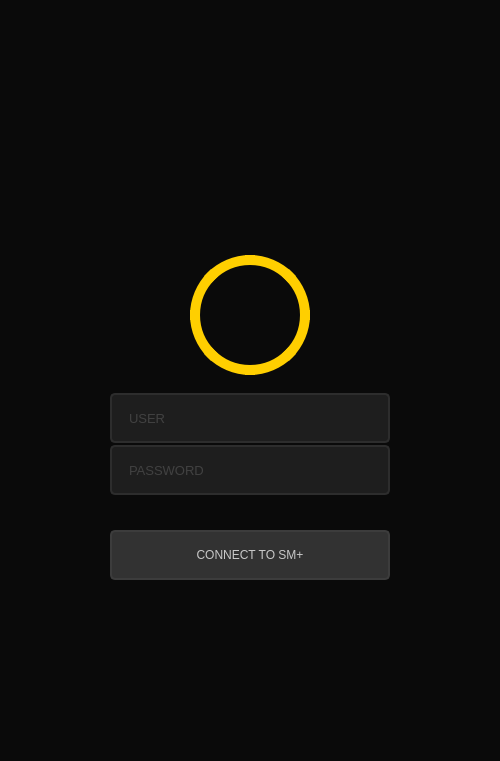
Old version of the form mainwindow.ui in the repository raniaamri/smart_municipality_2A5.
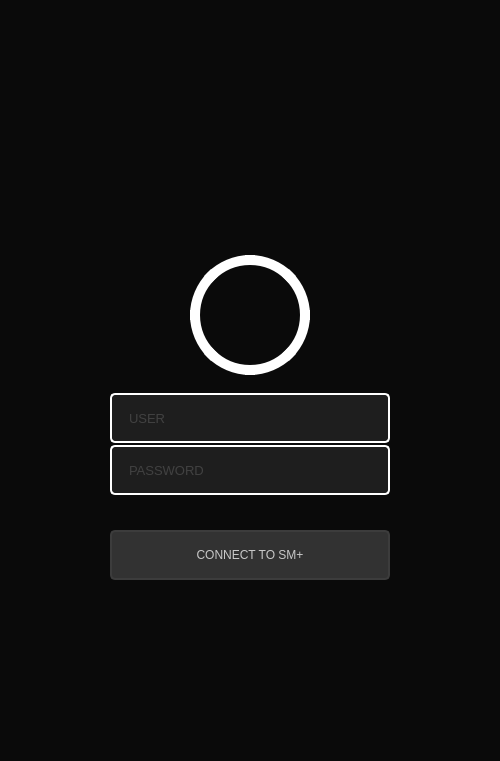
New version of the form. Icons and pictures are not drawn.

What changed in the file:
```diff
--- a/mainwindow.ui
+++ b/mainwindow.ui
@@ -133,7 +133,7 @@
          <string notr="true">QFrame {
 	background-image: url(:/Avatar/Images/avatar.png);
 	border-radius: 60px;
-	border: 10px solid rgb(255, 207, 0);
+	border: 10px solid white;
 	background-position: center;
 }
 QFrame:hover {
@@ -166,7 +166,7 @@
         </property>
         <property name="styleSheet">
          <string notr="true">QLineEdit {
-	border: 2px solid rgb(45, 45, 45);
+	border: 2px solid white;
 	border-radius: 5px;
 	padding: 15px;
 	background-color: rgb(30, 30, 30);	
@@ -204,7 +204,7 @@
         </property>
         <property name="styleSheet">
          <string notr="true">QLineEdit {
-	border: 2px solid rgb(45, 45, 45);
+	border: 2px solid white;
 	border-radius: 5px;
 	padding: 15px;
 	background-color: rgb(30, 30, 30);	
```
Left out of the diff: 18 changed lines with no effect on the pictures.
